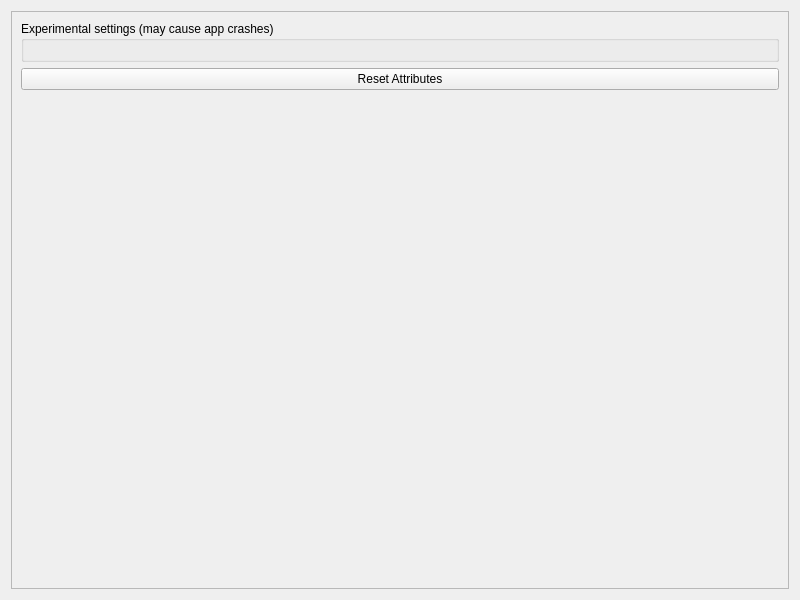
Qt form Tools/HolocronToolset/src/ui/widgets/settings/application.ui (NickHugi/PyKotor) before a commit.
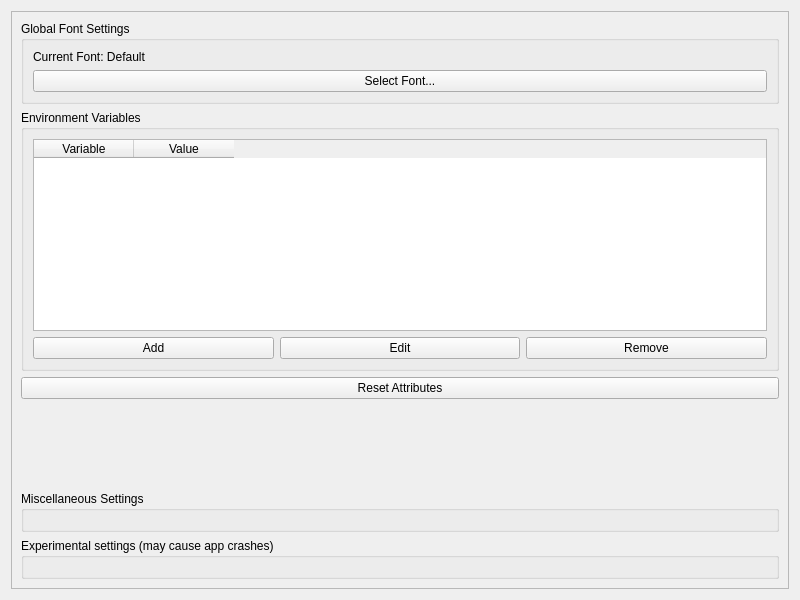
The same form after that commit.

Commit message:
add more application settings
includes font changes, environment variables, and other common settings.

```diff
--- a/Tools/HolocronToolset/src/ui/widgets/settings/application.ui
+++ b/Tools/HolocronToolset/src/ui/widgets/settings/application.ui
@@ -30,11 +30,80 @@
       </property>
       <layout class="QVBoxLayout" name="verticalLayout_2">
        <item>
-        <widget class="QGroupBox" name="groupBoxAASettings">
+                                <widget class="QGroupBox" name="groupBoxFontSettings">
          <property name="title">
-          <string>Experimental settings (may cause app crashes)</string>
-         </property>
-         <layout class="QVBoxLayout" name="verticalLayout_3"/>
+                                        <string>Global Font Settings</string>
+                                    </property>
+                                    <layout class="QVBoxLayout" name="verticalLayout_font">
+                                        <item>
+                                            <widget class="QLabel" name="currentFontLabel">
+                                                <property name="text">
+                                                    <string>Current Font: Default</string>
+                                                </property>
+                                            </widget>
+                                        </item>
+                                        <item>
+                                            <widget class="QPushButton" name="fontButton">
+                                                <property name="text">
+                                                    <string>Select Font...</string>
+                                                </property>
+                                            </widget>
+                                        </item>
+                                    </layout>
+                                </widget>
+                            </item>
+                            <item>
+                                <widget class="QGroupBox" name="groupBoxEnvVariables">
+                                    <property name="title">
+                                        <string>Environment Variables</string>
+                                    </property>
+                                    <layout class="QVBoxLayout" name="verticalLayout_env">
+                                        <item>
+                                            <widget class="QTableWidget" name="tableWidget">
+                                                <column>
+                                                    <property name="text">
+                                                        <string>Variable</string>
+                                                    </property>
+                                                </column>
+                                                <column>
+                                                    <property name="text">
+                                                        <string>Value</string>
+                                                    </property>
+                                                </column>
+                                                <property name="rowCount">
+                                                    <number>0</number>
+                                                </property>
+                                                <property name="columnCount">
+                                                    <number>2</number>
+                                                </property>
+                                            </widget>
+                                        </item>
+                                        <item>
+                                            <layout class="QHBoxLayout" name="horizontalLayout_buttons">
+                                                <item>
+                                                    <widget class="QPushButton" name="addButton">
+                                                        <property name="text">
+                                                            <string>Add</string>
+                                                        </property>
+                                                    </widget>
+                                                </item>
+                                                <item>
+                                                    <widget class="QPushButton" name="editButton">
+                                                        <property name="text">
+                                                            <string>Edit</string>
+                                                        </property>
+                                                    </widget>
+                                                </item>
+                                                <item>
+                                                    <widget class="QPushButton" name="removeButton">
+                                                        <property name="text">
+                                                            <string>Remove</string>
+                                                        </property>
+                                                    </widget>
+                                                </item>
+                                            </layout>
+                                        </item>
+                                    </layout>
         </widget>
        </item>
        <item>
@@ -73,6 +142,22 @@
          </item>
         </layout>
        </item>
+                            <item>
+                                <widget class="QGroupBox" name="groupBoxMiscSettings">
+                                    <property name="title">
+                                        <string>Miscellaneous Settings</string>
+                                    </property>
+                                    <layout class="QVBoxLayout" name="verticalLayout_misc" />
+                                </widget>
+                            </item>
+                            <item>
+                                <widget class="QGroupBox" name="groupBoxAASettings">
+                                    <property name="title">
+                                        <string>Experimental settings (may cause app crashes)</string>
+                                    </property>
+                                    <layout class="QVBoxLayout" name="verticalLayout_3" />
+                                </widget>
+                            </item>
       </layout>
      </widget>
     </widget>
```
Left out of the diff: 3 changed lines with no effect on the pictures. Lines whose indentation alone changed are shown as unchanged. The commit also changes 7 other files.
